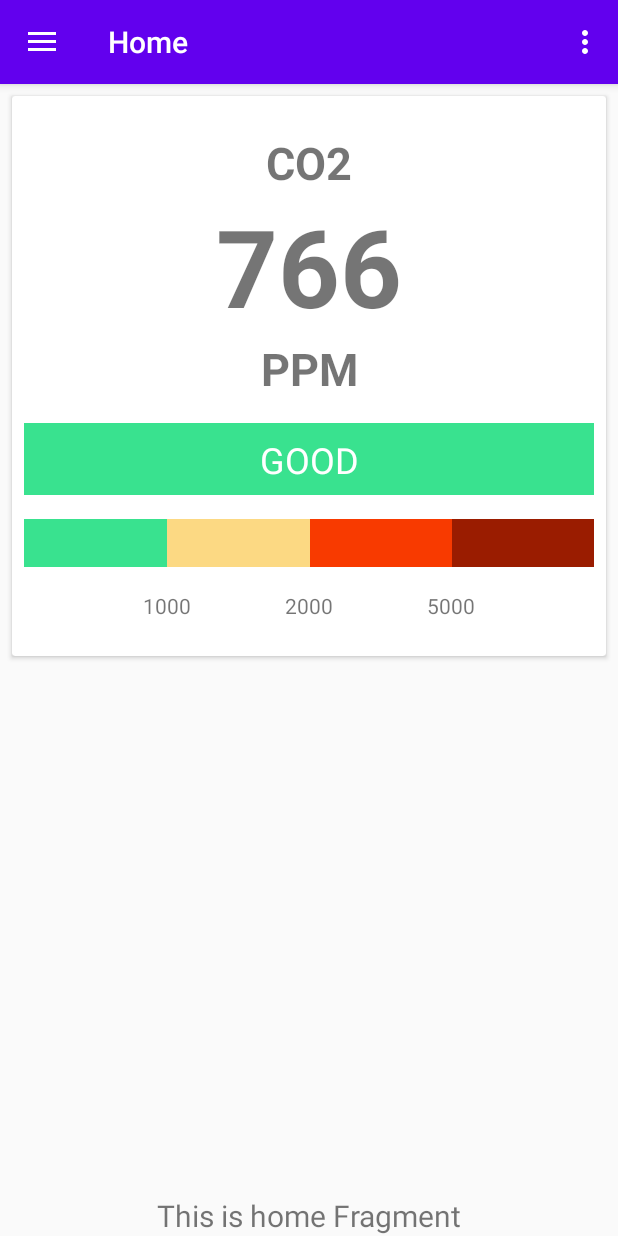
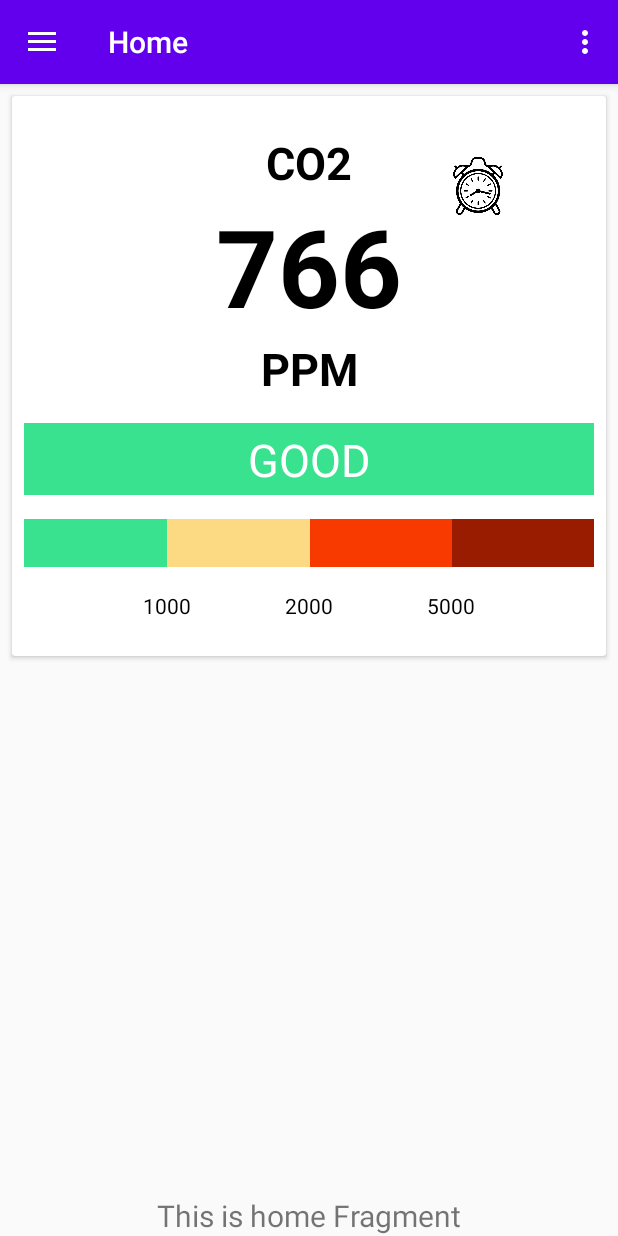
Before and after one commit to pawga/sensorsble, an Android app: the screen it shows after launch (MainActivity), on a phone screen of 412 x 824 dp. Run offline under Robolectric (Android 15) with nearby library versions, the light colour scheme and no system bars; our stand-ins replace data binding, navigation-ui.

Commit message:
main screen

```diff
--- a/app/src/main/res/layout/fragment_home.xml
+++ b/app/src/main/res/layout/fragment_home.xml
@@ -38,6 +38,7 @@
                     android:text="CO2"
                     android:textSize="30sp"
                     android:textStyle="bold"
+                    android:textColor="?android:attr/colorForeground"
                     app:layout_constraintBottom_toTopOf="@+id/valueTextView"
                     app:layout_constraintEnd_toEndOf="parent"
                     app:layout_constraintStart_toStartOf="parent"
@@ -48,6 +49,7 @@
                     android:layout_width="wrap_content"
                     android:layout_height="wrap_content"
                     android:text="766"
+                    android:textColor="?android:attr/colorForeground"
                     android:textSize="72sp"
                     android:textStyle="bold"
                     app:layout_constraintBottom_toTopOf="@+id/textView"
@@ -63,6 +65,7 @@
                     android:text="PPM"
                     android:textSize="30sp"
                     android:textStyle="bold"
+                    android:textColor="?android:attr/colorForeground"
                     app:layout_constraintBottom_toTopOf="@+id/view"
                     app:layout_constraintEnd_toEndOf="parent"
                     app:layout_constraintStart_toStartOf="parent"
@@ -88,7 +91,7 @@
                     android:layout_height="wrap_content"
                     android:text="GOOD"
                     android:textColor="@android:color/white"
-                    android:textSize="24sp"
+                    android:textSize="30sp"
                     app:layout_constraintBottom_toBottomOf="@+id/view"
                     app:layout_constraintEnd_toEndOf="@+id/view"
                     app:layout_constraintStart_toStartOf="@+id/view"
@@ -157,6 +160,7 @@
                         android:layout_height="wrap_content"
                         android:layout_weight="1"
                         android:gravity="center"
+                        android:textColor="?android:attr/colorForeground"
                         android:text="1000" />
 
                     <TextView
@@ -165,6 +169,7 @@
                         android:layout_height="wrap_content"
                         android:layout_weight="1"
                         android:gravity="center"
+                        android:textColor="?android:attr/colorForeground"
                         android:text="2000" />
 
                     <TextView
@@ -173,8 +178,19 @@
                         android:layout_height="wrap_content"
                         android:layout_weight="1"
                         android:gravity="center"
+                        android:textColor="?android:attr/colorForeground"
                         android:text="5000" />
                 </LinearLayout>
+
+                <ImageView
+                    android:id="@+id/imageView2"
+                    android:layout_width="40dp"
+                    android:layout_height="40dp"
+                    android:layout_marginStart="64dp"
+                    android:layout_marginTop="16dp"
+                    app:layout_constraintStart_toEndOf="@+id/typeTextView"
+                    app:layout_constraintTop_toTopOf="@+id/typeTextView"
+                    app:srcCompat="@drawable/alarm_without_background" />
             </androidx.constraintlayout.widget.ConstraintLayout>
         </androidx.cardview.widget.CardView>
 
```
Also changed, not shown: app/src/main/res/drawable/alarm_without_background.png (added), app/src/main/res/drawable/humidity_without_background.png (added), app/src/main/res/drawable/temperature_without_background.png (added).
